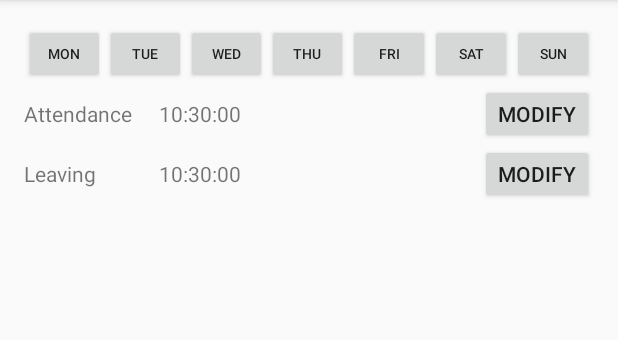
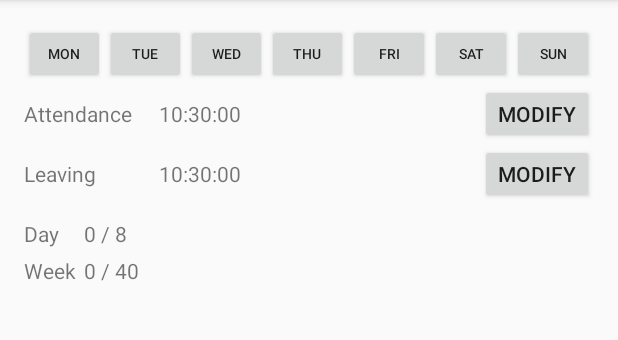
Before and after one commit to vimff/tman, an Android app: the screen it shows after launch (MainActivity), on a phone screen of 412 x 824 dp, the part 84-424 px from its top. Run offline under Robolectric (Android 15) with nearby library versions, the phone set to English and light mode, and no system bars.

Commit message:
Add hours for day and week fields

```diff
--- a/android/app/src/main/java/com/seakwon/tman/MainActivity.java
+++ b/android/app/src/main/java/com/seakwon/tman/MainActivity.java
@@ -18,6 +18,8 @@ public class MainActivity extends AppCompatActivity {
 
     TextView mTextViewAttendanceTime;
     TextView mTextViewLeavingTime;
+    TextView mTextViewDayStatus;
+    TextView mTextViewWeekStatus;
     Button mButtonModifyAttendanceTime;
     Button mButtonModifyLeavingTime;
 
@@ -80,6 +82,14 @@ public class MainActivity extends AppCompatActivity {
         mTextViewLeavingTime.setText(time);
     }
 
+    public void setDayHours() {
+        mTextViewDayStatus.setText("0 / 8");
+    }
+
+    public void setWeekHours() {
+        mTextViewWeekStatus.setText("0 / 40");
+    }
+
     /**
      * Set date to mTextViewLeavingTime
      * @param date
@@ -94,6 +104,8 @@ public class MainActivity extends AppCompatActivity {
         mTextViewLeavingTime = (TextView) findViewById(R.id.textViewLeavingTime);
         mButtonModifyAttendanceTime = (Button) findViewById(R.id.buttonModifyAttendanceTime);
         mButtonModifyLeavingTime = (Button) findViewById(R.id.buttonModifyLeavingTime);
+        mTextViewDayStatus = (TextView) findViewById(R.id.textViewDayStatus);
+        mTextViewWeekStatus = (TextView) findViewById(R.id.textViewWeekStatus);
 
 
         mButtonModifyAttendanceTime.setOnClickListener(new View.OnClickListener() {
@@ -113,5 +125,7 @@ public class MainActivity extends AppCompatActivity {
 
         setAttendanceTime();
         setLeavingTime();
+        setDayHours();
+        setWeekHours();
     }
 }
--- a/android/app/src/main/res/layout/content_main.xml
+++ b/android/app/src/main/res/layout/content_main.xml
@@ -140,6 +140,53 @@
             android:id="@+id/textViewLeavingTime" />
 
     </RelativeLayout>
+
+    <TableLayout
+        android:layout_width="match_parent"
+        android:layout_height="wrap_content"
+        android:layout_below="@+id/linearLayoutAttendance"
+        android:layout_alignParentStart="true"
+        android:layout_marginTop="10dp"
+        android:id="@+id/tableLayout">
+
+        <TableRow
+            android:layout_width="match_parent"
+            android:layout_height="match_parent">
+
+            <TextView
+                android:layout_width="wrap_content"
+                android:layout_height="wrap_content"
+                android:text="@string/day_hours"
+                android:id="@+id/textViewDayHours" />
+
+            <TextView
+                android:layout_width="wrap_content"
+                android:layout_height="wrap_content"
+                android:id="@+id/textViewDayStatus"
+                android:layout_marginLeft="5dp" />
+        </TableRow>
+
+        <TableRow
+            android:layout_width="match_parent"
+            android:layout_height="match_parent">
+
+            <TextView
+                android:layout_width="wrap_content"
+                android:layout_height="wrap_content"
+                android:text="@string/week_hours"
+                android:id="@+id/textViewWeekHours"
+                android:layout_marginTop="5dp" />
+
+            <TextView
+                android:layout_width="wrap_content"
+                android:layout_height="wrap_content"
+                android:layout_marginTop="5dp"
+                android:id="@+id/textViewWeekStatus"
+                android:layout_marginLeft="5dp" />
+        </TableRow>
+
+    </TableLayout>
+
     <!--<LinearLayout-->
         <!--android:orientation="horizontal"-->
         <!--android:layout_width="match_parent"-->
--- a/android/app/src/main/res/values/strings.xml
+++ b/android/app/src/main/res/values/strings.xml
@@ -13,4 +13,7 @@
     <string name="leaving">Leaving</string>
 
     <string name="modify">Modify</string>
+
+    <string name="day_hours">Day</string>
+    <string name="week_hours">Week</string>
 </resources>
```
